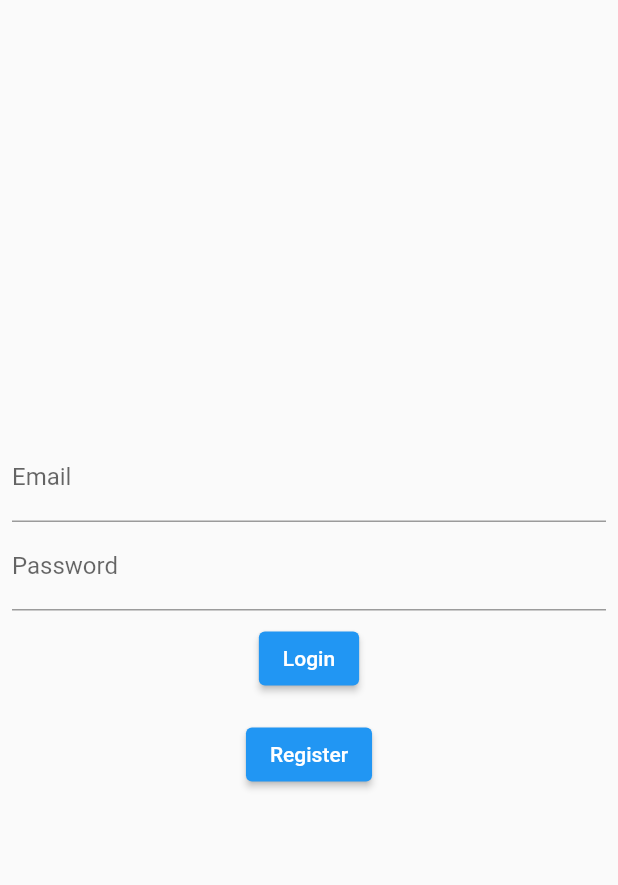
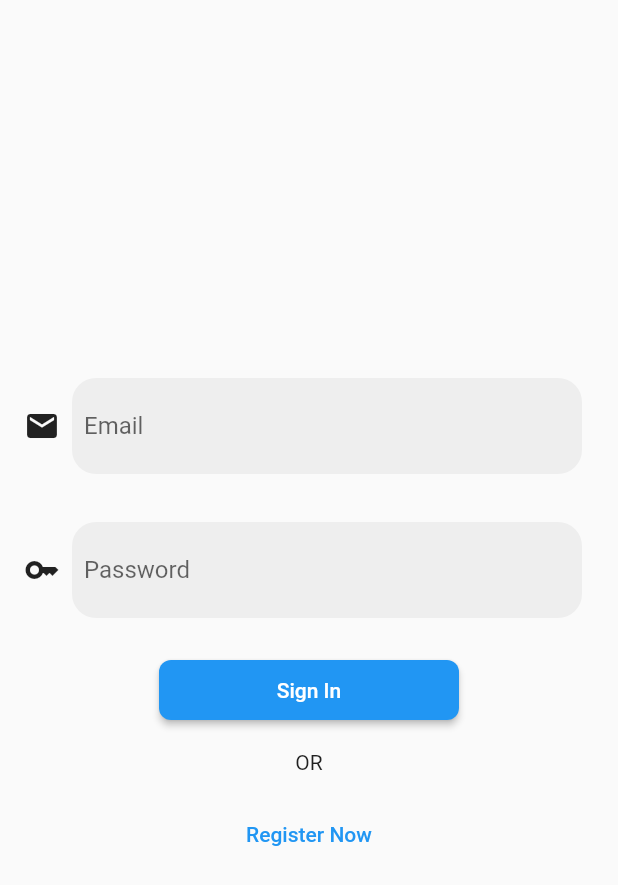
Before and after one commit to tomyamGTX/ezFlutter, a Flutter app: the screen it shows after launch, on a phone screen of 412 x 824 dp. Shown: the top 885 px of the screen. Run offline on Flutter 3.47's test engine with Material 2 defaults, Android fonts, the phone set to English and light mode, and no system bars; our stand-ins replace date_picker_timeline, firebase_auth, firebase_core, timeline_tile; accounts and stored records are empty.

Commit message:
addjust home ui

```diff
--- a/lib/screen/login.dart
+++ b/lib/screen/login.dart
@@ -1,10 +1,12 @@
-import 'dart:math';
-
 import 'package:ez_flutter/screen/register.dart';
 import 'package:flutter/material.dart';
 import 'package:provider/provider.dart';
 
+import '../style/button/button1.dart';
+
 import '../providers/auth.provider.dart';
+import '../widgets/form.dart';
+import '../widgets/pass.ui.dart';
 
 class Login extends StatefulWidget {
   const Login({Key? key}) : super(key: key);
@@ -22,6 +24,7 @@ class _LoginState extends State<Login> {
   @override
   Widget build(BuildContext context) {
     return Scaffold(
+        resizeToAvoidBottomInset: false,
         body: Center(
           child: Padding(
             padding: const EdgeInsets.all(8.0),
@@ -30,56 +33,57 @@ class _LoginState extends State<Login> {
               child: Column(
                 mainAxisAlignment: MainAxisAlignment.center,
                 children: [
-                  TextFormField(
-                    validator: (e) {
-                      if (e!.isEmpty) {
-                        return 'Please insert email';
-                      }
-                    },
-                    controller: _email,
-                    decoration: const InputDecoration(label: Text('Email')),
+                  Flexible(
+                    child: Padding(
+                      padding: const EdgeInsets.all(8.0),
+                      child: Row(
+                        children: [
+                          const Icon(Icons.mail),
+                          Flexible(
+                            child: FormUi(email: _email),
+                          ),
+                        ],
+                      ),
+                    ),
                   ),
-                  TextFormField(
-                    obscureText: true,
-                    validator: (e) {
-                      if (e!.isEmpty) {
-                        return 'Please insert password';
-                      }
-                    },
-                    controller: _pass,
-                    decoration: const InputDecoration(label: Text('Password')),
-                  ),
+                  PassUI(pass: _pass),
                   Padding(
                     padding: const EdgeInsets.all(8.0),
                     child: ElevatedButton(
+                        style: buttonStyle(),
                         onPressed: () async {
                           if (_formKey.currentState!.validate()) {
                             try {
                               await Provider.of<AppUser>(context, listen: false)
-                                  .signIn(email: _email.text,
-                                  password: _pass.text);
+                                  .signIn(
+                                      email: _email.text, password: _pass.text);
                               ScaffoldMessenger.of(context).showSnackBar(
                                 const SnackBar(content: Text('Logging in')),
                               );
-                            }catch(e){
+                            } catch (e) {
                               ScaffoldMessenger.of(context).showSnackBar(
-                                const SnackBar(content: Text('Error. Try again')),
+                                const SnackBar(
+                                    content: Text('Error. Try again')),
                               );
                             }
                           }
                         },
-                        child: const Text('Login')),
+                        child: const Text('Sign In')),
+                  ),
+                  const Padding(
+                    padding: EdgeInsets.all(8.0),
+                    child: Text('OR'),
                   ),
                   Padding(
                     padding: const EdgeInsets.all(8.0),
-                    child: ElevatedButton(
+                    child: TextButton(
                         onPressed: () {
                           Navigator.push(
                               context,
                               MaterialPageRoute(
                                   builder: (context) => const Register()));
                         },
-                        child: const Text('Register')),
+                        child: const Text('Register Now')),
                   )
                 ],
               ),
--- /dev/null
+++ b/lib/style/button/button1.dart
@@ -0,0 +1,13 @@
+import 'package:flutter/material.dart';
+
+buttonStyle() {
+  return ElevatedButton.styleFrom(
+    elevation: 2,
+    minimumSize: const Size(200, 40),
+    shape: const RoundedRectangleBorder(
+      borderRadius: BorderRadius.all(
+        Radius.circular(8),
+      ),
+    ),
+  );
+}
--- a/lib/widgets/drawer.home.dart
+++ b/lib/widgets/drawer.home.dart
@@ -4,7 +4,7 @@ import 'package:provider/provider.dart';
 import '../providers/auth.provider.dart';
 import '../screen/getapi.dart';
 import '../screen/phone.number.screen.dart';
-import '../text/styles/basic.text.dart';
+import '../style/text/basic.text.dart';
 
 Drawer buildDrawer(BuildContext context) {
   return Drawer(
@@ -28,9 +28,7 @@ Drawer buildDrawer(BuildContext context) {
                 child: CircleAvatar(
                   radius: 38,
                   child: Text(
-                    AppUser.instance.user!.email!
-                        .substring(0, 1)
-                        .toUpperCase(),
+                    AppUser.instance.user!.email!.substring(0, 1).toUpperCase(),
                     style: basicTextStyle(),
                   ),
                 ),
--- /dev/null
+++ b/lib/widgets/form.dart
@@ -0,0 +1,35 @@
+import 'package:flutter/material.dart';
+
+class FormUi extends StatelessWidget {
+  const FormUi({
+    Key? key,
+    required TextEditingController email,
+  }) : _email = email, super(key: key);
+
+  final TextEditingController _email;
+
+  @override
+  Widget build(BuildContext context) {
+    return Container(
+      margin: EdgeInsets.all(8),
+      decoration: BoxDecoration(
+          color: Colors.grey[200],
+          borderRadius: BorderRadius.circular(16)),
+      child: Padding(
+        padding: const EdgeInsets.all(8.0),
+        child: TextFormField(
+          validator: (e) {
+            if (e!.isEmpty) {
+              return 'Please insert email';
+            }
+          },
+          controller: _email,
+          decoration: const InputDecoration(
+            hintText: 'Email',
+            border: InputBorder.none,
+          ),
+        ),
+      ),
+    );
+  }
+}
--- /dev/null
+++ b/lib/widgets/pass.ui.dart
@@ -0,0 +1,48 @@
+import 'package:flutter/material.dart';
+
+class PassUI extends StatelessWidget {
+  const PassUI({
+    Key? key,
+    required TextEditingController pass,
+  }) : _pass = pass, super(key: key);
+
+  final TextEditingController _pass;
+
+  @override
+  Widget build(BuildContext context) {
+    return Flexible(
+      child: Padding(
+        padding: const EdgeInsets.all(8.0),
+        child: Row(
+          children: [
+            Icon(Icons.key),
+            Flexible(
+              child: Container(
+                margin: EdgeInsets.all(8),
+                decoration: BoxDecoration(
+                    color: Colors.grey[200],
+                    borderRadius: BorderRadius.circular(16)),
+                child: Padding(
+                  padding: const EdgeInsets.all(8.0),
+                  child: TextFormField(
+                    obscureText: true,
+                    validator: (e) {
+                      if (e!.isEmpty) {
+                        return 'Please insert password';
+                      }
+                    },
+                    controller: _pass,
+                    decoration: const InputDecoration(
+                      hintText: 'Password',
+                      border: InputBorder.none,
+                    ),
+                  ),
+                ),
+              ),
+            ),
+          ],
+        ),
+      ),
+    );
+  }
+}
```
Also changed, not shown: lib/screen/home.dart (+5 -4 lines), lib/style/text/basic.text.dart (renamed from lib/text/styles/basic.text.dart), 1 other file.
